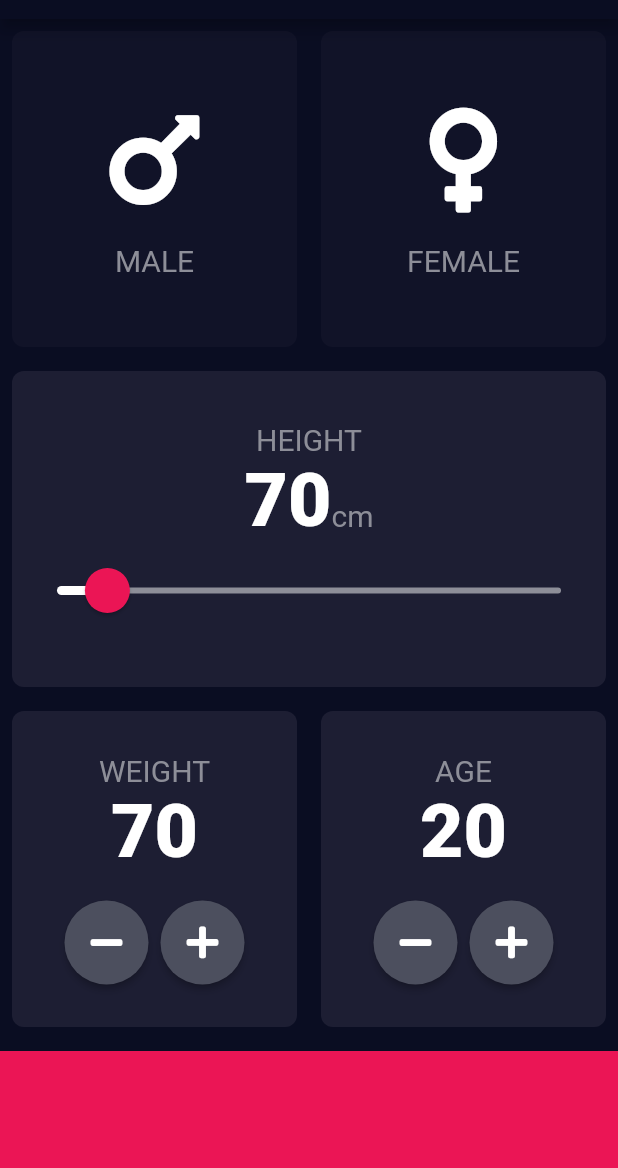
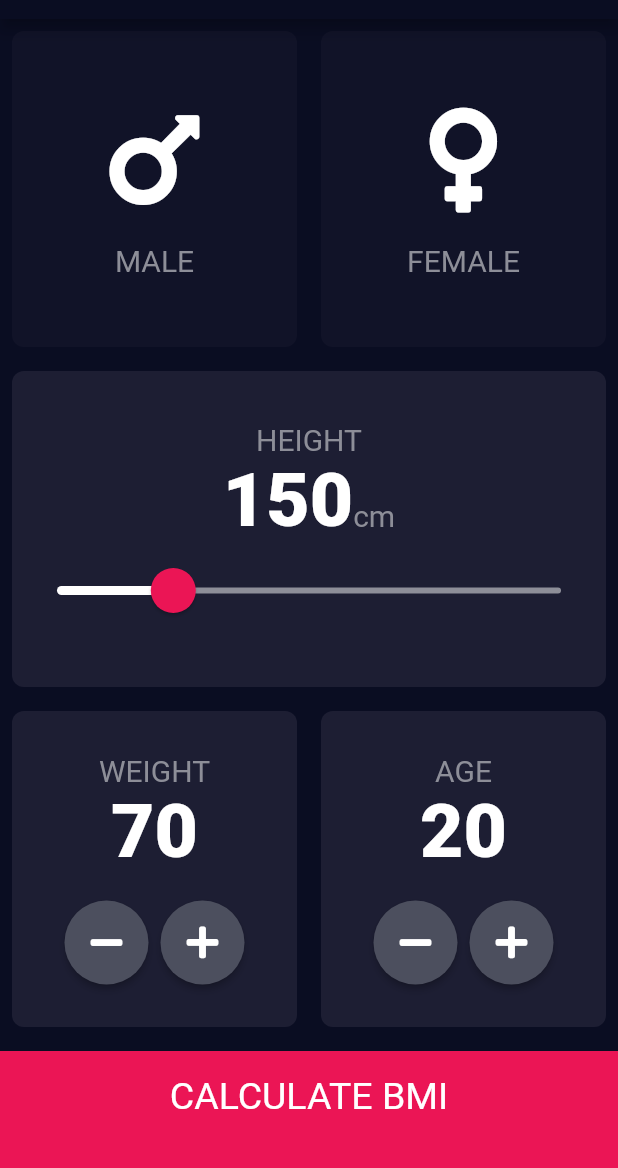
Before and after one commit to praveen-pro/bmi-calculator-flutter, a Flutter app: the screen it shows after launch, on a phone screen of 412 x 824 dp, the part 65-1233 px from its top. Run offline on Flutter 3.47's test engine with Material 2 defaults, Android fonts, the phone set to English and light mode, and no system bars; our stand-ins replace font_awesome_flutter.

Commit message:
Completed BMI Calculator

```diff
--- /dev/null
+++ b/lib/calculator_brain.dart
@@ -0,0 +1,33 @@
+import 'dart:math';
+
+class CalculatorBrain {
+  final int height;
+  final int weight;
+
+  CalculatorBrain({this.height, this.weight});
+
+  double _bmi;
+
+  String calculateBMI() {
+    _bmi = weight / pow(height / 100, 2);
+    return _bmi.toStringAsFixed(1);
+  }
+
+  String getResult() {
+    if (_bmi >= 25) {
+      return 'Overweight';
+    } else if (_bmi >= 18.5) {
+      return 'Normal';
+    } else
+      return 'Underweight';
+  }
+
+  String getInterpretation() {
+    if (_bmi >= 25) {
+      return 'You have a higher than normal body weight. Try to excercise more.';
+    } else if (_bmi >= 18.5) {
+      return 'You have a normal body weight. Good Job!';
+    } else
+      return 'Your BMI result is quite low, you should eat more!';
+  }
+}
--- /dev/null
+++ b/lib/components/bottom_button.dart
@@ -0,0 +1,31 @@
+import 'package:bmi_calculator/constants.dart';
+import 'package:bmi_calculator/screens/results_page.dart';
+import 'package:flutter/material.dart';
+
+class BottomButton extends StatelessWidget {
+  BottomButton({this.buttonTitle, this.onTap});
+
+  final String buttonTitle;
+  final Function onTap;
+
+  @override
+  Widget build(BuildContext context) {
+    return GestureDetector(
+      onTap: onTap,
+      child: Container(
+        child: Center(
+          child: Padding(
+            padding: const EdgeInsets.only(bottom: 20.0),
+            child: Text(
+              buttonTitle,
+              style: kBottomButtonTextStyle,
+            ),
+          ),
+        ),
+        height: kBottomContainerHeight,
+        color: kBottomContainerColor,
+        margin: EdgeInsets.only(top: 8.0),
+      ),
+    );
+  }
+}
--- a/lib/icon_content.dart
+++ b/lib/components/icon_content.dart
@@ -1,5 +1,5 @@
 import 'package:flutter/material.dart';
-import 'constants.dart';
+import 'package:bmi_calculator/constants.dart';
 
 class IconContent extends StatelessWidget {
   IconContent({this.icon, this.label});
--- /dev/null
+++ b/lib/components/round_icon_button.dart
@@ -0,0 +1,23 @@
+import 'package:bmi_calculator/constants.dart';
+import 'package:flutter/material.dart';
+
+class RoundIconButton extends StatelessWidget {
+  RoundIconButton({this.icon, this.onPressed});
+
+  final IconData icon;
+  final Function onPressed;
+
+  @override
+  Widget build(BuildContext context) {
+    return RawMaterialButton(
+      child: Icon(icon),
+      onPressed: onPressed,
+      constraints: BoxConstraints.tightFor(
+        height: 56.0,
+        width: 56.0,
+      ),
+      shape: CircleBorder(),
+      fillColor: kRoundButtonColor,
+    );
+  }
+}
--- a/lib/main.dart
+++ b/lib/main.dart
@@ -1,6 +1,6 @@
 import 'package:flutter/material.dart';
 
-import 'input_page.dart';
+import 'package:bmi_calculator/screens/input_page.dart';
 import 'constants.dart';
 
 void main() => runApp(BMICalculator());
--- a/lib/input_page.dart
+++ b/lib/screens/input_page.dart
@@ -1,9 +1,13 @@
+import 'package:bmi_calculator/calculator_brain.dart';
+import 'package:bmi_calculator/components/bottom_button.dart';
+import 'package:bmi_calculator/components/round_icon_button.dart';
 import 'package:flutter/material.dart';
 import 'package:font_awesome_flutter/font_awesome_flutter.dart';
 
-import 'icon_content.dart';
-import 'reusable_card.dart';
-import 'constants.dart';
+import 'package:bmi_calculator/components/icon_content.dart';
+import 'package:bmi_calculator/screens/results_page.dart';
+import 'package:bmi_calculator/components/reusable_card.dart';
+import 'package:bmi_calculator/constants.dart';
 
 enum Gender { MALE, FEMALE }
 
@@ -14,7 +18,7 @@ class InputPage extends StatefulWidget {
 
 class _InputPageState extends State<InputPage> {
   Gender selectedGender;
-  int height = 70;
+  int height = 150;
   int weight = 70;
   int age = 20;
 
@@ -102,7 +106,7 @@ class _InputPageState extends State<InputPage> {
                           RoundSliderOverlayShape(overlayRadius: 30.0),
                     ),
                     child: Slider(
-                      min: 50.0,
+                      min: 120.0,
                       max: 250.0,
                       value: height.toDouble(),
                       onChanged: (double newValue) {
@@ -212,34 +216,25 @@ class _InputPageState extends State<InputPage> {
               ],
             ),
           ),
-          Container(
-            height: kBottomContainerHeight,
-            color: kBottomContainerColor,
-            margin: EdgeInsets.only(top: 8.0),
+          BottomButton(
+            buttonTitle: 'CALCULATE BMI',
+            onTap: () {
+              CalculatorBrain calculator = CalculatorBrain(
+                height: height,
+                weight: weight,
+              );
+              Navigator.push(
+                  context,
+                  MaterialPageRoute(
+                      builder: (context) => ResultsPage(
+                            bmi: calculator.calculateBMI(),
+                            result: calculator.getResult(),
+                            interpretation: calculator.getInterpretation(),
+                          )));
+            },
           ),
         ],
       ),
     );
   }
 }
-
-class RoundIconButton extends StatelessWidget {
-  RoundIconButton({this.icon, this.onPressed});
-
-  final IconData icon;
-  final Function onPressed;
-
-  @override
-  Widget build(BuildContext context) {
-    return RawMaterialButton(
-      child: Icon(icon),
-      onPressed: onPressed,
-      constraints: BoxConstraints.tightFor(
-        height: 56.0,
-        width: 56.0,
-      ),
-      shape: CircleBorder(),
-      fillColor: kRoundButtonColor,
-    );
-  }
-}
```
Also changed, not shown: lib/constants.dart (+25 -0 lines), lib/screens/results_page.dart (added, +69 -0 lines), lib/components/reusable_card.dart (renamed from lib/reusable_card.dart).
